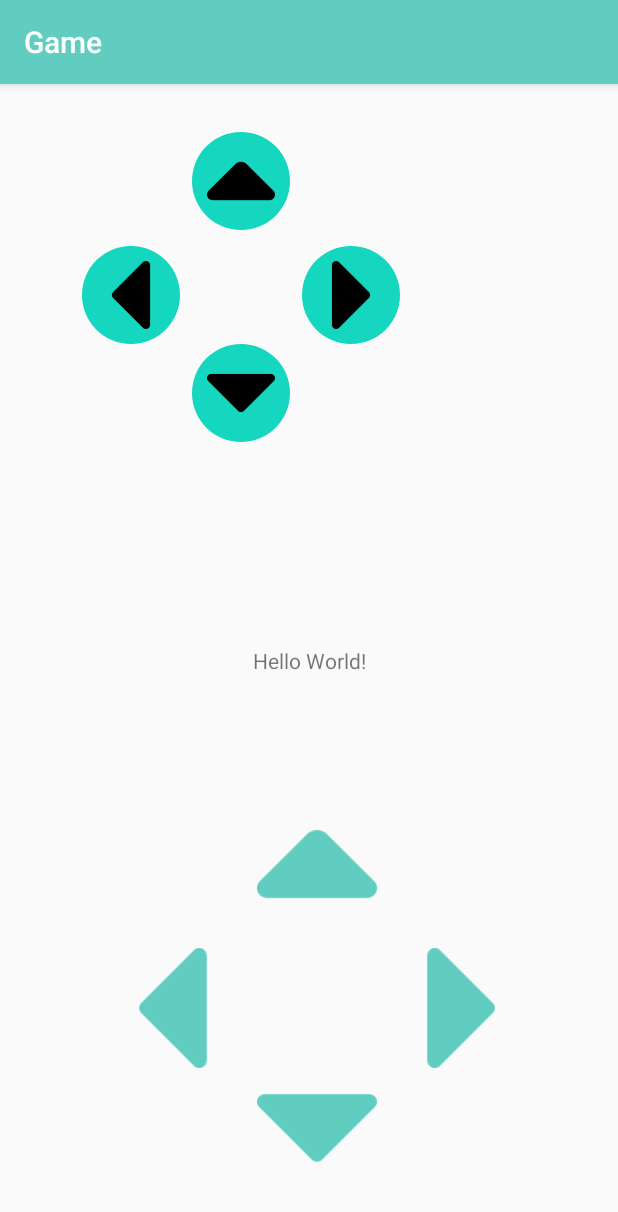
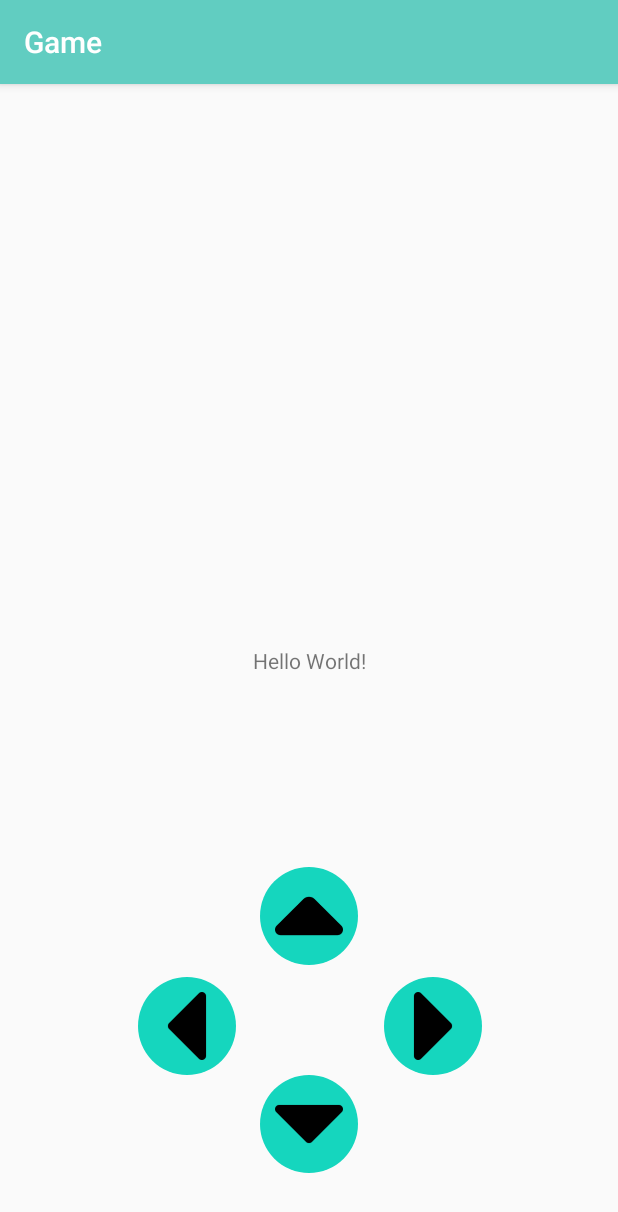
Before and after one commit to may4025425/MapGame, an Android app: the screen it shows after launch (MainActivity), on a phone screen of 412 x 824 dp. Shown: the top 1212 px of the screen. Run offline under Robolectric (Android 15) with nearby library versions, the phone set to English and light mode, and no system bars.

Commit message:
12/24 版面調整

```diff
--- a/app/src/main/res/layout/activity_main.xml
+++ b/app/src/main/res/layout/activity_main.xml
@@ -18,74 +18,32 @@
         app:layout_constraintRight_toRightOf="parent"
         app:layout_constraintTop_toTopOf="parent" />
 
-    <Button
-        android:id="@+id/button_down"
-        android:layout_width="80dp"
-        android:layout_height="80dp"
-        android:layout_marginStart="16dp"
-        android:layout_marginEnd="16dp"
-        android:layout_marginBottom="32dp"
-        android:background="@drawable/down"
-        android:backgroundTint="@color/colorPrimary"
-        app:layout_constraintBottom_toBottomOf="parent"
-        app:layout_constraintEnd_toEndOf="parent"
-        app:layout_constraintHorizontal_bias="0.518"
-        app:layout_constraintStart_toStartOf="parent" />
-
-    <Button
-        android:id="@+id/button_left"
-        android:layout_width="80dp"
-        android:layout_height="80dp"
-        android:layout_marginEnd="16dp"
-        android:background="@drawable/left"
-        android:backgroundTint="@color/colorPrimary"
-        app:layout_constraintBottom_toTopOf="@+id/button_down"
-        app:layout_constraintEnd_toStartOf="@+id/button_down" />
-
-    <Button
-        android:id="@+id/button_right"
-        android:layout_width="80dp"
-        android:layout_height="80dp"
-        android:layout_marginStart="16dp"
-        android:background="@drawable/right"
-        android:backgroundTint="@color/colorPrimary"
-        app:layout_constraintBottom_toTopOf="@+id/button_down"
-        app:layout_constraintStart_toEndOf="@+id/button_down" />
-
-    <Button
-        android:id="@+id/button_up"
-        android:layout_width="80dp"
-        android:layout_height="80dp"
-        android:layout_marginStart="16dp"
-        android:layout_marginBottom="16dp"
-        android:background="@drawable/up"
-        android:backgroundTint="@color/colorPrimary"
-        app:layout_constraintBottom_toTopOf="@+id/button_right"
-        app:layout_constraintStart_toEndOf="@+id/button_left" />
 
     <ImageView
         android:id="@+id/image_down"
         android:layout_width="65dp"
         android:layout_height="65dp"
-        android:layout_marginTop="76dp"
+        android:layout_marginTop="24dp"
         android:background="@drawable/circle_background"
         android:padding="10dp"
+        app:layout_constraintBottom_toBottomOf="parent"
         app:layout_constraintEnd_toEndOf="parent"
-        app:layout_constraintHorizontal_bias="0.369"
         app:layout_constraintStart_toStartOf="parent"
         app:layout_constraintTop_toBottomOf="@+id/image_up"
+        app:layout_constraintVertical_bias="0.538"
         app:srcCompat="@drawable/down" />
-
 
     <ImageView
         android:id="@+id/image_left"
         android:layout_width="65dp"
         android:layout_height="65dp"
-        android:layout_marginEnd="8dp"
+        android:layout_marginEnd="16dp"
         android:background="@drawable/circle_background"
         android:padding="10dp"
         app:layout_constraintBottom_toTopOf="@+id/image_down"
         app:layout_constraintEnd_toStartOf="@+id/image_down"
+        app:layout_constraintHorizontal_bias="1.0"
+        app:layout_constraintStart_toStartOf="parent"
         app:srcCompat="@drawable/left" />
 
     <ImageView
@@ -96,6 +54,8 @@
         android:background="@drawable/circle_background"
         android:padding="10dp"
         app:layout_constraintBottom_toTopOf="@+id/image_down"
+        app:layout_constraintEnd_toEndOf="parent"
+        app:layout_constraintHorizontal_bias="0.09"
         app:layout_constraintStart_toEndOf="@+id/image_down"
         app:srcCompat="@drawable/right" />
 
@@ -103,12 +63,13 @@
         android:id="@+id/image_up"
         android:layout_width="65dp"
         android:layout_height="65dp"
-        android:layout_marginTop="32dp"
-        android:layout_marginEnd="8dp"
+        android:layout_marginTop="128dp"
         android:background="@drawable/circle_background"
         android:padding="10dp"
         app:layout_constraintEnd_toStartOf="@+id/image_right"
-        app:layout_constraintTop_toTopOf="parent"
+        app:layout_constraintHorizontal_bias="0.484"
+        app:layout_constraintStart_toEndOf="@+id/image_left"
+        app:layout_constraintTop_toBottomOf="@+id/textView"
         app:srcCompat="@drawable/up" />
 
 </androidx.constraintlayout.widget.ConstraintLayout>
```
